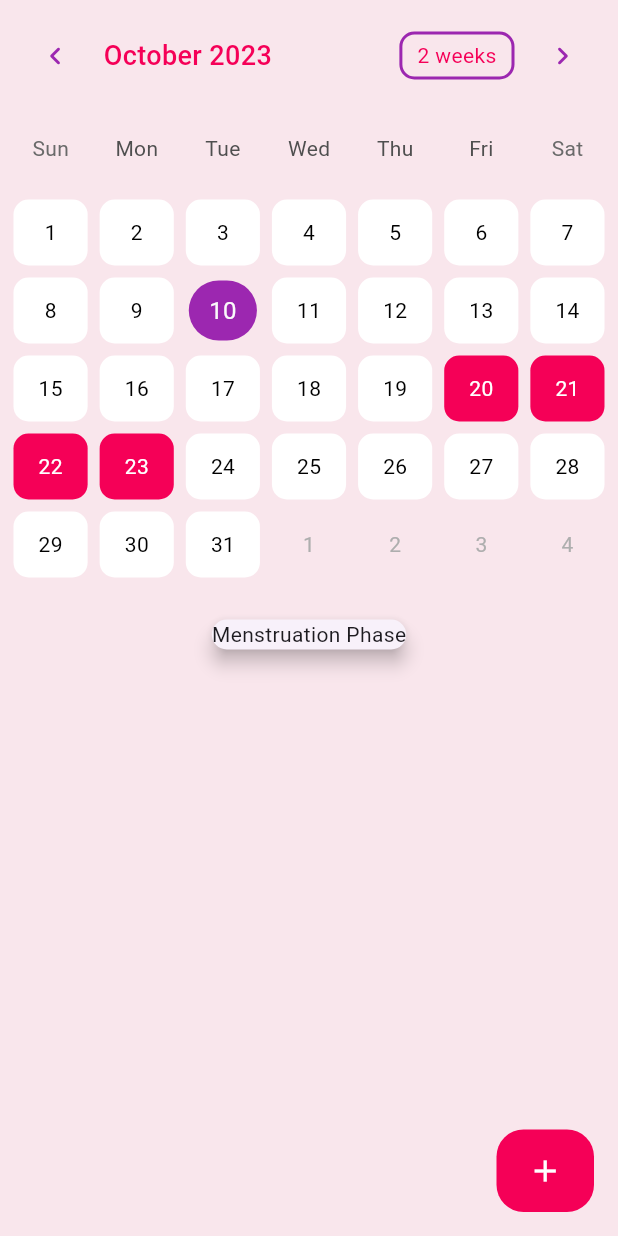
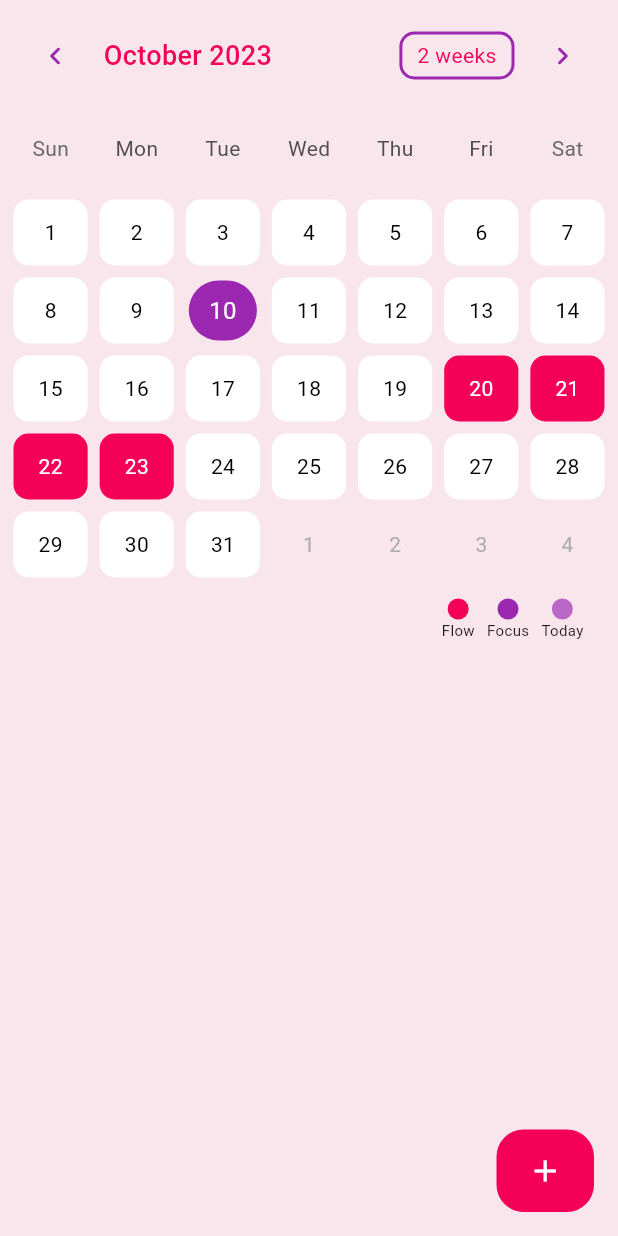
Before and after one commit to aanish37/Stritva, a Flutter app: the CalendarPage screen opened directly, on a phone screen of 412 x 824 dp. Run offline on Flutter 3.47's test engine with Material 2 defaults, Android fonts, the phone set to English and light mode, and no system bars; drawn by our look-alikes of table_calendar; Roboto replaces fonts that are missing (Ubuntu); project files that could hold a hidden picture were left out.

```diff
--- a/lib/widget/note_widget.dart
+++ b/lib/widget/note_widget.dart
@@ -35,18 +35,17 @@ class NoteWidget extends StatelessWidget {
       return Column(
         mainAxisAlignment: MainAxisAlignment.start,
         children: [
-          SingleChildScrollView(
-            scrollDirection: Axis.horizontal,
-            child: Row(
+          Row(
             mainAxisAlignment: MainAxisAlignment.spaceBetween,
             children: [
               emojiForDay.length == 0
-                    ? Container(child: Text(''))
+                  ? Container(child: Text(' '))
                   :
                   //add a good design to show
                   Container(
                       width: 130,
                       child: Card(
+                        surfaceTintColor: Colors.white,
                         elevation: 4, // Add elevation for a card-like effect
                         shape: RoundedRectangleBorder(
                           borderRadius: BorderRadius.circular(12.0),
@@ -75,18 +74,24 @@ class NoteWidget extends StatelessWidget {
                       ),
                     ),
               Container(
-                  constraints: BoxConstraints(
-                    maxWidth: 200, // Set the maximum width
-                    minWidth: 100, // Set the minimum width
+                child: Row(
+                  children: [
+                    SizedBox(
+                      width: 5,
                     ),
-                  margin: EdgeInsets.all(0),
-                  padding: EdgeInsets.all(10),
-                  //decorate this container
-
-                  child: Card(elevation: 5, child: Text(phaseOfDay!)),
+                    representColor(buttonColor!, 'Flow'),
+                    SizedBox(width: 8),
+                    representColor(borderColor, 'Focus'),
+                    SizedBox(width: 8),
+                    representColor(borderColorLight, 'Today'),
+                    SizedBox(width: 8)
+                  ],
+                ),
               ),
             ],
           ),
+          SizedBox(
+            height: 10,
           ),
           notesForDay.isEmpty
               ? Container(
--- a/lib/widget/profile_menu_widget.dart
+++ b/lib/widget/profile_menu_widget.dart
@@ -18,6 +18,7 @@ class ProfileMenuWidget extends StatelessWidget {
   @override
   Widget build(BuildContext context) {
     return ListTile(
+      onTap: () => onPress(),
       leading: Container(
         width: 40,
         height: 40,
```
Also changed, not shown: lib/view/edit_profile.dart (added, +76 -0 lines), lib/view/profile_page.dart (+21 -4 lines). Lines whose indentation alone changed are shown as unchanged.
